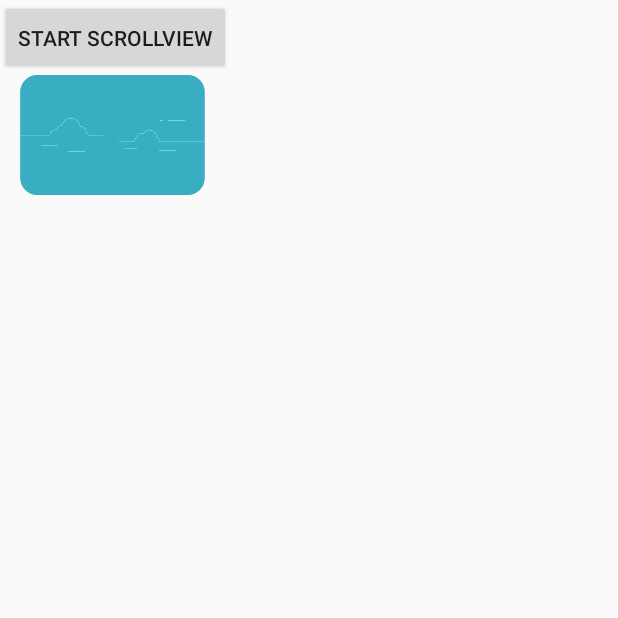
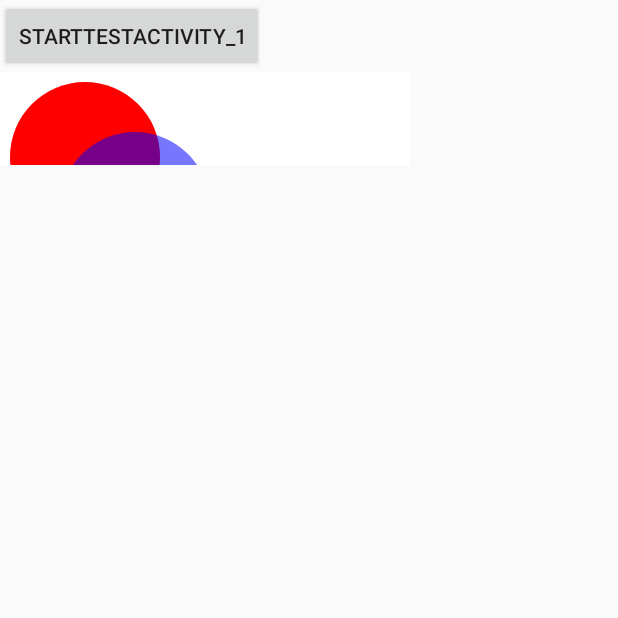
Before and after one commit to chriszheng124/haha, an Android app: the screen it shows after launch (MainActivity before the commit, TestActivity after it), after a tap on an icon or button, on a phone screen of 412 x 824 dp, the top half of it. Run offline under Robolectric (Android 15) with nearby library versions, the phone set to English and light mode, and no system bars; libraries missing offline, so code that uses them is left out: com.facebook.stetho, com.squareup.leakcanary; 2 statements that could not run were skipped.

Commit message:
activity example

```diff
--- a/app/src/main/AndroidManifest.xml
+++ b/app/src/main/AndroidManifest.xml
@@ -16,6 +16,9 @@
         </activity>
 
         <activity android:name=".MyScrollViewActivity" />
+        <activity android:name=".TestActivity"
+            android:launchMode="singleTask"/>
+        <activity android:name=".TestActivity_1" />
 
     </application>
 
--- a/app/src/main/java/tools/haha/com/androidtools/MainActivity.java
+++ b/app/src/main/java/tools/haha/com/androidtools/MainActivity.java
@@ -35,9 +35,14 @@ public class MainActivity extends Activity{
         imageView.setOnClickListener(new View.OnClickListener() {
             @Override
             public void onClick(View v) {
-                test();
+                startActivity(TestActivity.class);
             }
         });
+    }
+
+    @Override
+    public void onTrimMemory(int level) {
+        super.onTrimMemory(level);
     }
 
     private void test(){
--- a/app/src/main/java/tools/haha/com/androidtools/MyApp.java
+++ b/app/src/main/java/tools/haha/com/androidtools/MyApp.java
@@ -2,6 +2,7 @@ package tools.haha.com.androidtools;
 
 import android.app.Application;
 import android.content.Context;
+import android.os.StrictMode;
 
 import com.facebook.stetho.Stetho;
 import com.squareup.leakcanary.LeakCanary;
@@ -15,6 +16,22 @@ public class MyApp extends Application{
     @Override
     public void onCreate() {
         super.onCreate();
+        if (BuildConfig.DEBUG) {
+            StrictMode.setThreadPolicy(new StrictMode.ThreadPolicy.Builder()
+                    .detectDiskReads()
+                    .detectDiskWrites()
+                    .detectNetwork()   // or .detectAll() for all detectable problems
+                    .penaltyLog()
+                    .build());
+            StrictMode.setVmPolicy(new StrictMode.VmPolicy.Builder()
+                    .detectLeakedSqlLiteObjects()
+                    .detectLeakedClosableObjects()
+                    .detectActivityLeaks()
+                    .setClassInstanceLimit(MainActivity.class, 1)
+                    .penaltyLog()
+                    .penaltyDeath()
+                    .build());
+        }
         sThis = this;
 
         mRefWatcher = LeakCanary.install(this);
@@ -31,4 +48,15 @@ public class MyApp extends Application{
     public static Context getContext(){
         return sThis;
     }
+
+    @Override
+    public void onLowMemory() {
+        super.onLowMemory();
+    }
+
+    @Override
+    public void onTrimMemory(int level) {
+        super.onTrimMemory(level);
+        //TRIM_MEMORY_UI_HIDDEN
+    }
 }
--- /dev/null
+++ b/app/src/main/java/tools/haha/com/androidtools/TestActivity.java
@@ -0,0 +1,76 @@
+package tools.haha.com.androidtools;
+
+import android.app.Activity;
+import android.content.Intent;
+import android.os.Bundle;
+import android.util.Log;
+import android.view.View;
+import android.widget.Button;
+
+public class TestActivity extends Activity{
+    @Override
+    protected void onCreate(Bundle savedInstanceState) {
+        super.onCreate(savedInstanceState);
+        setContentView(R.layout.test_activity_layout);
+        Button button_1 = (Button)findViewById(R.id.start_test_activity_1);
+        button_1.setOnClickListener(new View.OnClickListener() {
+            @Override
+            public void onClick(View v) {
+                startActivity(TestActivity_1.class);
+            }
+        });
+    }
+
+    @Override
+    protected void onDestroy() {
+        super.onDestroy();
+    }
+
+    @Override
+    protected void onRestart() {
+        super.onRestart();
+    }
+
+    @Override
+    protected void onStop() {
+        super.onStop();
+    }
+
+    @Override
+    protected void onPause() {
+        super.onPause();
+    }
+
+    @Override
+    protected void onResume() {
+        super.onResume();
+        Log.v("dd", "dddddddd");
+    }
+
+    @Override
+    protected void onStart() {
+        super.onStart();
+    }
+
+    @Override
+    protected void onRestoreInstanceState(Bundle savedInstanceState) {
+        super.onRestoreInstanceState(savedInstanceState);
+    }
+
+    @Override
+    protected void onSaveInstanceState(Bundle outState) {
+        super.onSaveInstanceState(outState);
+        String s = "2s9wl23";
+        outState.putString("test_11", s);
+    }
+
+    @Override
+    protected void onNewIntent(Intent intent) {
+        super.onNewIntent(intent);
+    }
+
+    private void startActivity(Class<?> clazz){
+        Intent intent = new Intent(this, clazz);
+        startActivity(intent);
+    }
+}
--- /dev/null
+++ b/app/src/main/res/layout/test_activity_layout.xml
@@ -0,0 +1,17 @@
+<?xml version="1.0" encoding="utf-8"?>
+<LinearLayout xmlns:android="http://schemas.android.com/apk/res/android"
+              android:orientation="vertical"
+              android:layout_width="match_parent"
+              android:layout_height="match_parent">
+
+    <Button
+        android:id="@+id/start_test_activity_1"
+        android:text="startTestActivity_1"
+        android:layout_width="wrap_content"
+        android:layout_height="wrap_content"/>
+
+    <tools.haha.com.androidtools.ui.MyCustomView_1
+        android:layout_width="wrap_content"
+        android:layout_height="wrap_content"/>
+
+</LinearLayout>
```
Also changed, not shown: app/src/main/java/tools/haha/com/androidtools/TestActivity_1.java (added, +57 -0 lines), app/src/main/res/layout/test_activity_1_layout.xml (added, +13 -0 lines).
